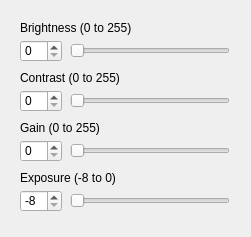
The window that workbench_ui/parameters.ui (node-/StereoWorkbench) describes before a commit, drawn with Qt 5.
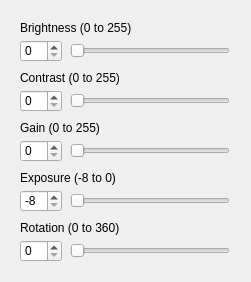
The same window after the commit.

Commit message: Added rotation and ini file for camera settings

What changed in the file:
```diff
--- a/workbench_ui/parameters.ui
+++ b/workbench_ui/parameters.ui
@@ -7,7 +7,7 @@
     <x>0</x>
     <y>0</y>
     <width>251</width>
-    <height>237</height>
+    <height>282</height>
    </rect>
   </property>
   <property name="windowTitle">
@@ -241,6 +241,72 @@
     <string>Brightness (0 to 255)</string>
    </property>
   </widget>
+  <widget class="QSlider" name="rotationSlider">
+   <property name="geometry">
+    <rect>
+     <x>70</x>
+     <y>240</y>
+     <width>160</width>
+     <height>22</height>
+    </rect>
+   </property>
+   <property name="maximumSize">
+    <size>
+     <width>160</width>
+     <height>16777215</height>
+    </size>
+   </property>
+   <property name="minimum">
+    <number>0</number>
+   </property>
+   <property name="maximum">
+    <number>360</number>
+   </property>
+   <property name="value">
+    <number>0</number>
+   </property>
+   <property name="orientation">
+    <enum>Qt::Horizontal</enum>
+   </property>
+  </widget>
+  <widget class="QLabel" name="label_5">
+   <property name="geometry">
+    <rect>
+     <x>20</x>
+     <y>220</y>
+     <width>211</width>
+     <height>16</height>
+    </rect>
+   </property>
+   <property name="text">
+    <string>Rotation (0 to 360)</string>
+   </property>
+  </widget>
+  <widget class="QSpinBox" name="rotationSpinBox">
+   <property name="geometry">
+    <rect>
+     <x>20</x>
+     <y>240</y>
+     <width>42</width>
+     <height>22</height>
+    </rect>
+   </property>
+   <property name="minimumSize">
+    <size>
+     <width>42</width>
+     <height>22</height>
+    </size>
+   </property>
+   <property name="minimum">
+    <number>0</number>
+   </property>
+   <property name="maximum">
+    <number>360</number>
+   </property>
+   <property name="value">
+    <number>0</number>
+   </property>
+  </widget>
  </widget>
  <resources/>
  <connections/>
```
The commit also changes 5 other files.
